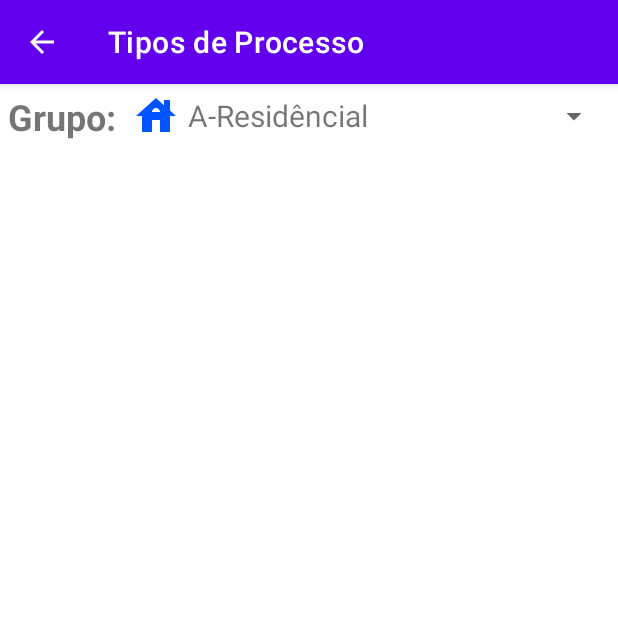
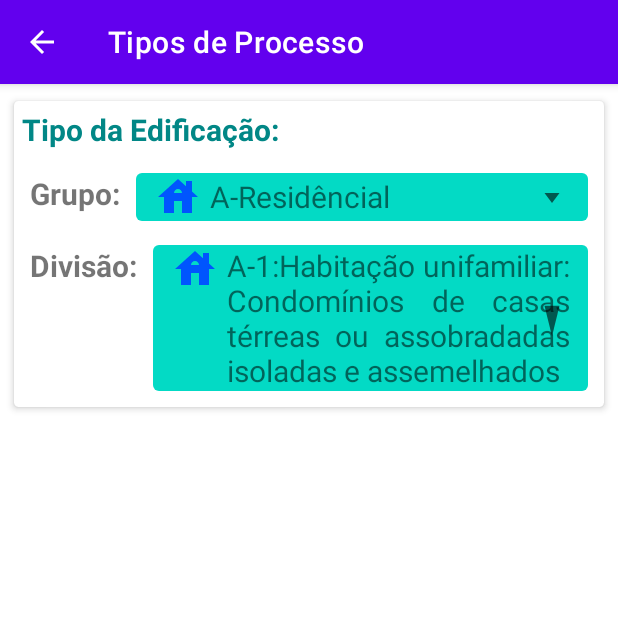
Before and after one commit to edmundobop/Vistoria_Facil, an Android app: the TipoProcesso screen opened directly, with no data from a screen before it, on a phone screen of 412 x 824 dp, the top half of it. Run offline under Robolectric (Android 15) with nearby library versions, the phone set to English and light mode, and no system bars.

Commit message:
ALTERACOES 24/11/21

```diff
--- a/app/build.gradle
+++ b/app/build.gradle
@@ -33,9 +33,9 @@ android {
 
 dependencies {
 
-    implementation 'androidx.appcompat:appcompat:1.3.1'
+    implementation 'androidx.appcompat:appcompat:1.4.0'
     implementation 'com.google.android.material:material:1.4.0'
-    implementation 'androidx.constraintlayout:constraintlayout:2.1.1'
+    implementation 'androidx.constraintlayout:constraintlayout:2.1.2'
     implementation 'androidx.recyclerview:recyclerview:1.2.1'
     implementation "androidx.cardview:cardview:1.0.0"
     implementation 'com.github.barteksc:android-pdf-viewer:2.8.2'
--- /dev/null
+++ b/app/src/main/java/br/com/stone4/criterios/Divisao.java
@@ -0,0 +1,28 @@
+package br.com.stone4.criterios;
+
+import java.io.Serializable;
+
+public class Divisao implements Serializable {
+
+    private String id;
+    private int image;
+
+    public Divisao() {
+    }
+
+    public String getId() {
+        return id;
+    }
+
+    public void setId(String id) {
+        this.id = id;
+    }
+
+    public int getImage() {
+        return image;
+    }
+
+    public void setImage(int image) {
+        this.image = image;
+    }
+}
--- a/app/src/main/java/br/com/stone4/criterios/Grupo.java
+++ b/app/src/main/java/br/com/stone4/criterios/Grupo.java
@@ -1,9 +1,6 @@
 package br.com.stone4.criterios;
 
 import java.io.Serializable;
-import java.util.ArrayList;
-
-import br.com.stone4.R;
 
 public class Grupo implements Serializable {
 
--- /dev/null
+++ b/app/src/main/java/br/com/stone4/modulos/DivisaoAdapter.java
@@ -0,0 +1,53 @@
+package br.com.stone4.modulos;
+
+import android.content.Context;
+import android.view.LayoutInflater;
+import android.view.View;
+import android.view.ViewGroup;
+import android.widget.BaseAdapter;
+import android.widget.ImageView;
+import android.widget.TextView;
+
+import java.util.List;
+
+import br.com.stone4.R;
+import br.com.stone4.criterios.Divisao;
+
+public class DivisaoAdapter extends BaseAdapter {
+
+    private Context context;
+    private List<Divisao> divisaoList;
+
+    public DivisaoAdapter(Context context, List<Divisao> divisaoList) {
+        this.context = context;
+        this.divisaoList = divisaoList;
+    }
+
+    @Override
+    public int getCount() {
+        return divisaoList != null ? divisaoList.size() : 0;
+    }
+
+    @Override
+    public Object getItem(int position) {
+        return position;
+    }
+
+    @Override
+    public long getItemId(int position) {
+        return position;
+    }
+
+    @Override
+    public View getView(int position, View view, ViewGroup viewGroup) {
+        View rootView = LayoutInflater.from(context).inflate(R.layout.item_divisao, viewGroup, false);
+
+        TextView txtName = rootView.findViewById(R.id.tv_nameDivisao);
+        ImageView image = rootView.findViewById(R.id.img_iconDivisao);
+
+        txtName.setText(divisaoList.get(position).getId());
+        image.setImageResource(divisaoList.get(position).getImage());
+
+        return rootView;
+    }
+}
--- a/app/src/main/java/br/com/stone4/modulos/GrupoAdapter.java
+++ b/app/src/main/java/br/com/stone4/modulos/GrupoAdapter.java
@@ -4,15 +4,9 @@ import android.content.Context;
 import android.view.LayoutInflater;
 import android.view.View;
 import android.view.ViewGroup;
-import android.widget.ArrayAdapter;
 import android.widget.BaseAdapter;
 import android.widget.ImageView;
 import android.widget.TextView;
-
-import androidx.annotation.NonNull;
-import androidx.annotation.Nullable;
-
-import org.w3c.dom.Text;
 
 import java.util.List;
 
--- a/app/src/main/java/br/com/stone4/modulos/TipoProcesso.java
+++ b/app/src/main/java/br/com/stone4/modulos/TipoProcesso.java
@@ -1,18 +1,20 @@
 package br.com.stone4.modulos;
 
 import android.os.Bundle;
+import android.view.View;
+import android.widget.AdapterView;
 import android.widget.Spinner;
 
 import androidx.appcompat.app.AppCompatActivity;
 
 import br.com.stone4.R;
-import br.com.stone4.criterios.Grupo;
 
 public class TipoProcesso extends AppCompatActivity{
 
-    private Spinner spinner_grupos;
+    private Spinner spinner_grupos, spinner_divisao;
 
-    private GrupoAdapter adapter;
+    private GrupoAdapter grupoAdapter;
+    private DivisaoAdapter divisaoAdapter;
 
     @Override
     protected void onCreate(Bundle saveInstaceState) {
@@ -20,9 +22,68 @@ public class TipoProcesso extends AppCompatActivity{
         setContentView(R.layout.spinner_tipo_processos);
 
         spinner_grupos = (Spinner) findViewById(R.id.spinner_grupo);
+        spinner_divisao = (Spinner) findViewById(R.id.spinner_divisao);
 
-        adapter = new GrupoAdapter(TipoProcesso.this,Dados.getGrupoList());
-        spinner_grupos.setAdapter(adapter);
+        grupoAdapter = new GrupoAdapter(TipoProcesso.this, Dados.getGrupoList());
+        spinner_grupos.setAdapter(grupoAdapter);
+
+        divisaoAdapter = new DivisaoAdapter(TipoProcesso.this, Dados.getDivisaoListA());
+        spinner_divisao.setAdapter(divisaoAdapter);
+
+        // Seletor do spinner Divisao em função do Grupo
+        spinner_grupos.setOnItemSelectedListener(new AdapterView.OnItemSelectedListener() {
+            @Override
+            public void onItemSelected(AdapterView<?> parent, View view, int position, long id) {
+
+                switch (position){
+                    case 0:
+                        divisaoAdapter = new DivisaoAdapter(TipoProcesso.this, Dados.getDivisaoListA());
+                        break;
+                    case 1:
+                        divisaoAdapter = new DivisaoAdapter(TipoProcesso.this, Dados.getDivisaoListB());
+                        break;
+                    case 2:
+                        divisaoAdapter = new DivisaoAdapter(TipoProcesso.this, Dados.getDivisaoListC(getApplicationContext()));
+                        break;
+                    case 3:
+                        divisaoAdapter = new DivisaoAdapter(TipoProcesso.this, Dados.getDivisaoListD(getApplicationContext()));
+                        break;
+                    case 4:
+                        divisaoAdapter = new DivisaoAdapter(TipoProcesso.this, Dados.getDivisaoListE(getApplicationContext()));
+                        break;
+                    case 5:
+                        divisaoAdapter = new DivisaoAdapter(TipoProcesso.this, Dados.getDivisaoListF(getApplicationContext()));
+                        break;
+                    case 6:
+                        divisaoAdapter = new DivisaoAdapter(TipoProcesso.this, Dados.getDivisaoListG(getApplicationContext()));
+                        break;
+                    case 7:
+                        divisaoAdapter = new DivisaoAdapter(TipoProcesso.this, Dados.getDivisaoListH(getApplicationContext()));
+                        break;
+                    case 8:
+                        divisaoAdapter = new DivisaoAdapter(TipoProcesso.this, Dados.getDivisaoListI(getApplicationContext()));
+                        break;
+                    case 9:
+                        divisaoAdapter = new DivisaoAdapter(TipoProcesso.this, Dados.getDivisaoListJ(getApplicationContext()));
+                        break;
+                    case 10:
+                        divisaoAdapter = new DivisaoAdapter(TipoProcesso.this, Dados.getDivisaoListL(getApplicationContext()));
+                        break;
+                    case 11:
+                        divisaoAdapter = new DivisaoAdapter(TipoProcesso.this, Dados.getDivisaoListM(getApplicationContext()));
+                        break;
+                    case 12:
+                        divisaoAdapter = new DivisaoAdapter(TipoProcesso.this, Dados.getDivisaoListN(getApplicationContext()));
+                        break;
+                }
+                spinner_divisao.setAdapter(divisaoAdapter);
+            }
+
+            @Override
+            public void onNothingSelected(AdapterView<?> parent) {
+
+            }
+        });
 
 
         /// só preciso de: grupo, divisao e área
--- /dev/null
+++ b/app/src/main/res/drawable/bg_spinner_grupo.xml
@@ -0,0 +1,19 @@
+<?xml version="1.0" encoding="utf-8"?>
+<selector xmlns:android="http://schemas.android.com/apk/res/android">
+    <item>
+        <layer-list>
+            <item>
+                <shape android:shape="rectangle">
+                    <solid android:color="@color/teal_200"/>
+                    <padding android:right="12dp" android:left="12dp" />
+                    <corners android:radius="4dp"/>
+                </shape>
+            </item>
+
+            <item
+                android:drawable="@drawable/ic_arrow_down"
+                android:gravity="end"/>
+
+        </layer-list>
+    </item>
+</selector>
--- /dev/null
+++ b/app/src/main/res/drawable/ic_arrow_down.xml
@@ -0,0 +1,10 @@
+<vector xmlns:android="http://schemas.android.com/apk/res/android"
+    android:width="24dp"
+    android:height="24dp"
+    android:viewportWidth="24"
+    android:viewportHeight="24"
+    android:tint="?attr/colorControlNormal">
+  <path
+      android:fillColor="@android:color/white"
+      android:pathData="M7,10l5,5 5,-5z"/>
+</vector>
--- /dev/null
+++ b/app/src/main/res/layout/item_divisao.xml
@@ -0,0 +1,25 @@
+<?xml version="1.0" encoding="utf-8"?>
+<RelativeLayout xmlns:android="http://schemas.android.com/apk/res/android"
+    android:layout_width="wrap_content"
+    android:layout_height="wrap_content">
+
+    <ImageView
+        android:layout_width="32dp"
+        android:layout_height="32dp"
+        android:src="@drawable/ic_residencia"
+        android:id="@+id/img_iconDivisao">
+
+    </ImageView>
+
+    <TextView
+        android:layout_width="wrap_content"
+        android:layout_height="wrap_content"
+        android:text="Name"
+        android:layout_toRightOf="@id/img_iconDivisao"
+        android:layout_centerVertical="true"
+        android:layout_marginStart="5dp"
+        android:textSize="20dp"
+        android:justificationMode="inter_word"
+        android:id="@+id/tv_nameDivisao"/>
+
+</RelativeLayout>
--- a/app/src/main/res/layout/spinner_tipo_processos.xml
+++ b/app/src/main/res/layout/spinner_tipo_processos.xml
@@ -1,26 +1,98 @@
 <?xml version="1.0" encoding="utf-8"?>
 <LinearLayout xmlns:android="http://schemas.android.com/apk/res/android"
-    android:layout_width="wrap_content"
+    android:layout_width="match_parent"
     android:layout_height="wrap_content"
-    android:orientation="horizontal">
+    xmlns:app="http://schemas.android.com/apk/res-auto"
+    android:orientation="vertical">
+
+    <ScrollView
+        android:layout_width="match_parent"
+        android:layout_height="wrap_content">
+
+        <androidx.cardview.widget.CardView
+            android:layout_width="match_parent"
+            android:layout_height="wrap_content"
+            android:layout_margin="5dp"
+            android:background="@drawable/layoult_border"
+            app:cardBackgroundColor="@color/white"
+            app:cardCornerRadius="3dp"
+            app:cardElevation="3dp"
+            app:cardUseCompatPadding="true"
+            app:contentPadding="5dp">
+
+            <LinearLayout
+                android:layout_width="match_parent"
+                android:layout_height="wrap_content"
+                android:orientation="vertical">
+
+                <TextView
+                    android:layout_width="match_parent"
+                    android:layout_height="wrap_content"
+                    android:text="Tipo da Edificação:"
+                    android:textColor="@color/teal_700"
+                    android:textSize="20sp"
+                    android:textStyle="bold">
+
+                </TextView>
+
+                <LinearLayout
+                    android:layout_width="match_parent"
+                    android:layout_height="wrap_content"
+                    android:orientation="horizontal"
+                    android:layout_marginTop="10dp">
 
                     <TextView
                         android:id="@+id/tv_nameGrupo"
                         android:layout_width="wrap_content"
                         android:layout_height="wrap_content"
                         android:layout_margin="5dp"
-        android:textSize="24dp"
+                        android:textSize="20sp"
                         android:textStyle="bold"
                         android:text="Grupo:" />
 
                     <Spinner
                         android:id="@+id/spinner_grupo"
+                        android:layout_width="match_parent"
+                        android:layout_height="wrap_content"
+                        android:layout_margin="5dp"
+                        android:layout_gravity="center"
+                        android:spinnerMode="dialog"
+                        android:background="@drawable/bg_spinner_grupo">
+
+                    </Spinner>
+                </LinearLayout>
+
+                <LinearLayout
+                    android:layout_width="match_parent"
+                    android:layout_height="wrap_content"
+                    android:orientation="horizontal"
+                    android:layout_marginTop="5dp">
+
+                    <TextView
+                        android:id="@+id/tv_nameDivisao"
                         android:layout_width="wrap_content"
                         android:layout_height="wrap_content"
                         android:layout_margin="5dp"
-        android:spinnerMode="dropdown">
+                        android:textSize="20sp"
+                        android:textStyle="bold"
+                        android:text="Divisão:" />
+
+                    <Spinner
+                        android:id="@+id/spinner_divisao"
+                        android:layout_width="match_parent"
+                        android:layout_height="wrap_content"
+                        android:layout_margin="5dp"
+                        android:layout_gravity="center"
+                        android:background="@drawable/bg_spinner_grupo">
 
                     </Spinner>
+                </LinearLayout>
+            </LinearLayout>
+        </androidx.cardview.widget.CardView>
+
+    </ScrollView>
+
+
 
 
 
--- a/app/src/main/res/values/styles.xml
+++ b/app/src/main/res/values/styles.xml
@@ -86,4 +86,9 @@
         <item name="cornerRadius">10dp</item>
     </style>
 
+    // Font family
+    <style name="fonts">
+        <item name="android:fontFamily">Times</item>
+    </style>
+
 </resources>
```
Also changed, not shown: app/src/main/java/br/com/stone4/modulos/Dados.java (+416 -1 lines), app/src/main/res/values/strings.xml (+10 -5 lines). Lines whose indentation alone changed are shown as unchanged.
